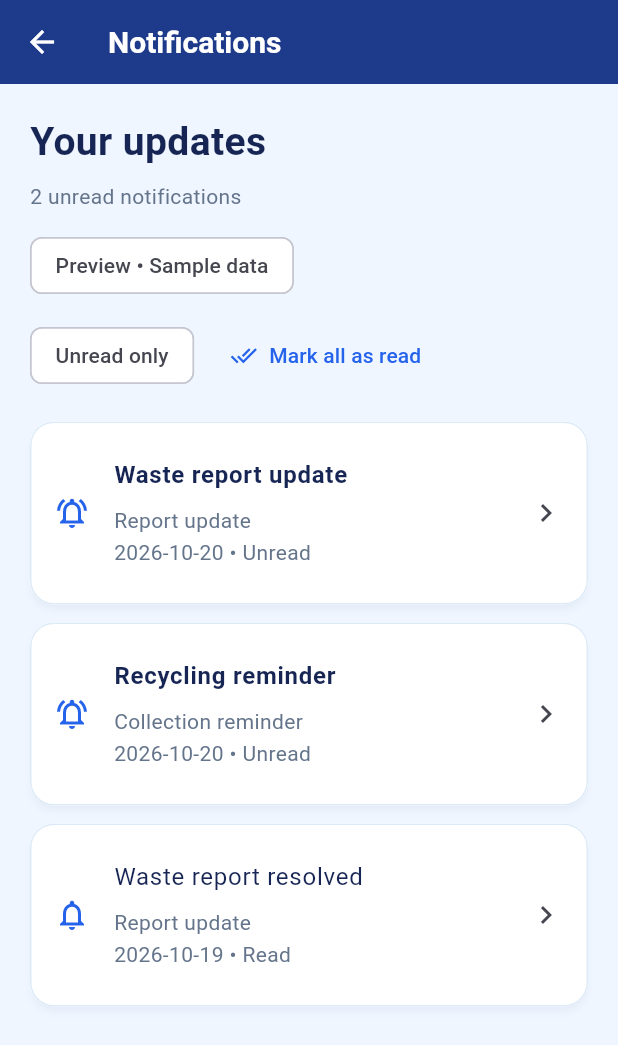
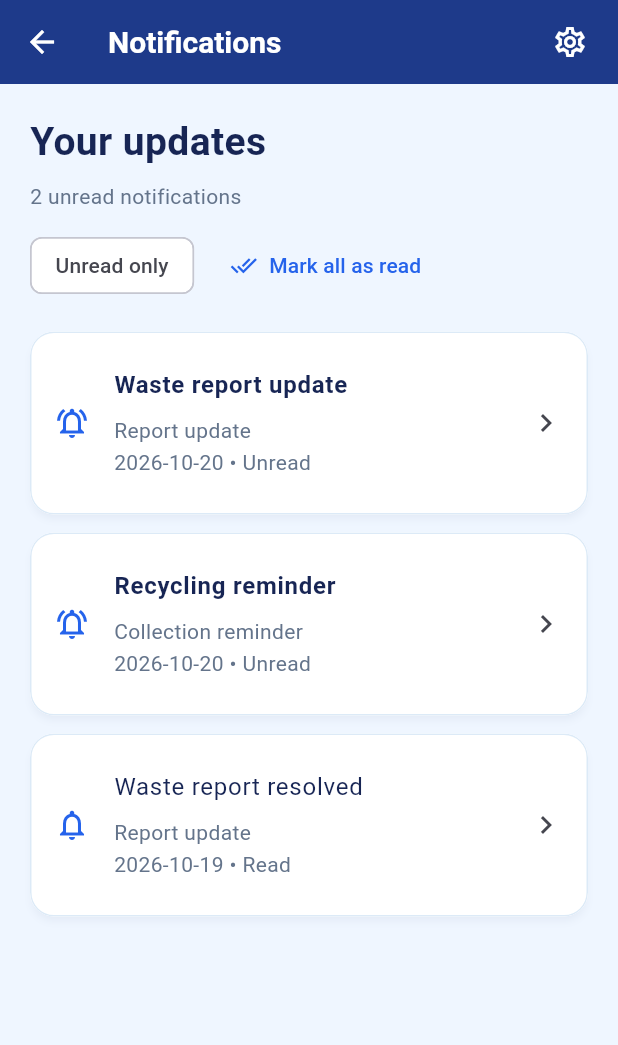
Before and after one commit to Hirunodhya2003/smartcity-ai-platform, a Flutter app: the NotificationsScreen screen opened directly, on a phone screen of 412 x 824 dp. Shown: the top 1045 px of the screen. Run offline on Flutter 3.47's test engine with Material 3 defaults, Android fonts, the phone set to English and light mode, and no system bars; our stand-ins replace shared_preferences; accounts and stored records are empty.

Commit message:
feat(notifications): add preferences navigation and storage feedback

```diff
--- a/frontend/smart_city_app/lib/features/notifications/screens/notifications_screen.dart
+++ b/frontend/smart_city_app/lib/features/notifications/screens/notifications_screen.dart
@@ -4,6 +4,7 @@ import 'package:smart_city_app/core/theme/app_colors.dart';
 import '../providers/notification_provider.dart';
 import '../widgets/notification_card.dart';
 import 'notification_details_screen.dart';
+import 'notification_preferences_screen.dart';
 
 class NotificationsScreen extends StatefulWidget {
   const NotificationsScreen({super.key});
@@ -27,10 +28,29 @@ class _NotificationsScreenState extends State<NotificationsScreen> {
   Widget build(BuildContext context) {
     return Scaffold(
       backgroundColor: AppColors.background,
-      appBar: AppBar(title: const Text('Notifications')),
+      appBar: AppBar(
+        title: const Text('Notifications'),
+        actions: [
+          IconButton(
+            tooltip: 'Notification preferences',
+            icon: const Icon(Icons.settings_outlined),
+            onPressed: () {
+              Navigator.of(context).push(
+                MaterialPageRoute<void>(
+                  builder: (context) => const NotificationPreferencesScreen(),
+                ),
+              );
+            },
+          ),
+          const SizedBox(width: 8),
+        ],
+      ),
       body: ListenableBuilder(
         listenable: _provider,
         builder: (context, child) {
+          if (_provider.isLoading) {
+            return const Center(child: CircularProgressIndicator());
+          }
           final items = _provider.notifications.where((item) {
             return !_unreadOnly || !item.isRead;
           }).toList();
@@ -43,6 +63,30 @@ class _NotificationsScreenState extends State<NotificationsScreen> {
                 child: Column(
                   crossAxisAlignment: CrossAxisAlignment.start,
                   children: [
+                    if (_provider.storageError != null) ...[
+                      Text(
+                        _provider.storageError!,
+                        style: const TextStyle(color: AppColors.error),
+                      ),
+                      Wrap(
+                        spacing: 8,
+                        children: [
+                          TextButton(
+                            onPressed: () {
+                              _provider.loadReadStatus();
+                            },
+                            child: const Text('Retry loading'),
+                          ),
+                          TextButton(
+                            onPressed: () {
+                              _provider.saveReadStatus();
+                            },
+                            child: const Text('Retry saving'),
+                          ),
+                        ],
+                      ),
+                      const SizedBox(height: 12),
+                    ],
                     const Text(
                       'Your updates',
                       style: TextStyle(
@@ -57,8 +101,7 @@ class _NotificationsScreenState extends State<NotificationsScreen> {
                       style: const TextStyle(color: AppColors.muted),
                     ),
                     const SizedBox(height: 12),
-                    const Chip(label: Text('Preview • Sample data')),
-                    const SizedBox(height: 12),
+
                     Wrap(
                       spacing: 12,
                       runSpacing: 8,
```
